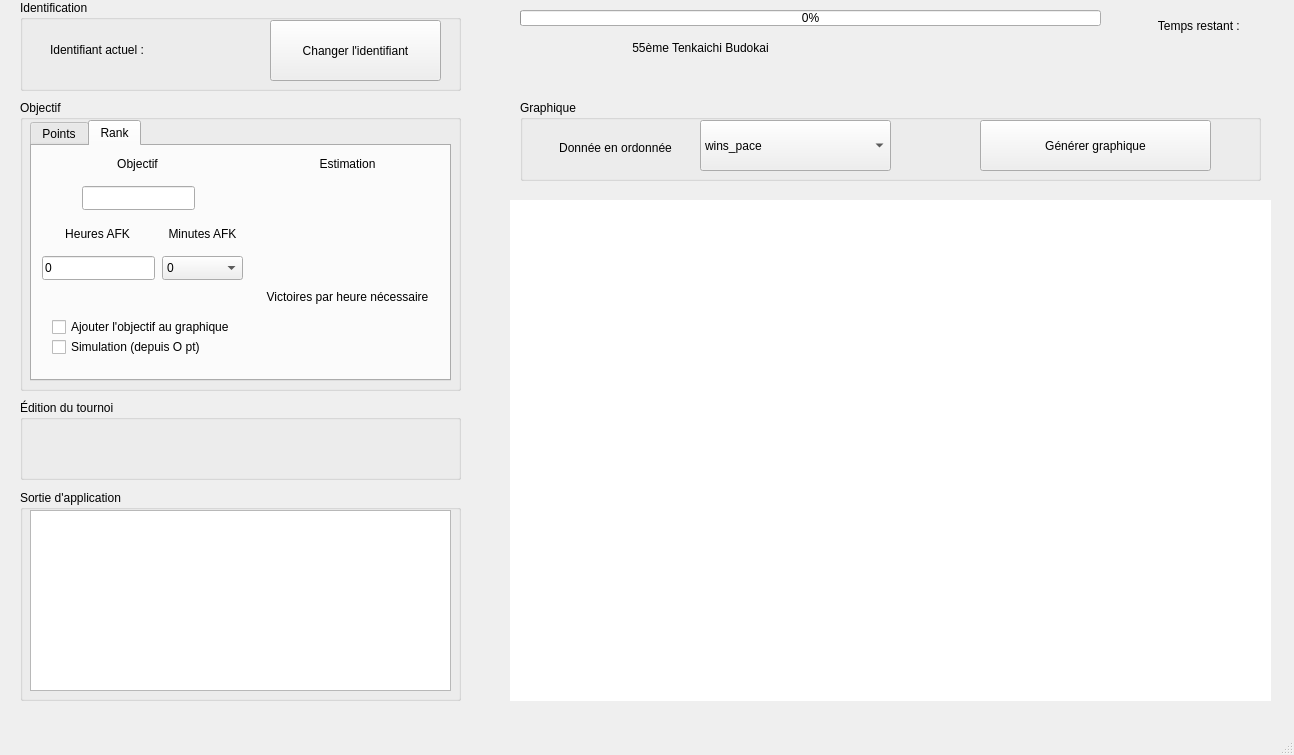
This is mainwindow.ui in darkruss48/Polar as Qt 5 draws it before an edit. The edited form follows.
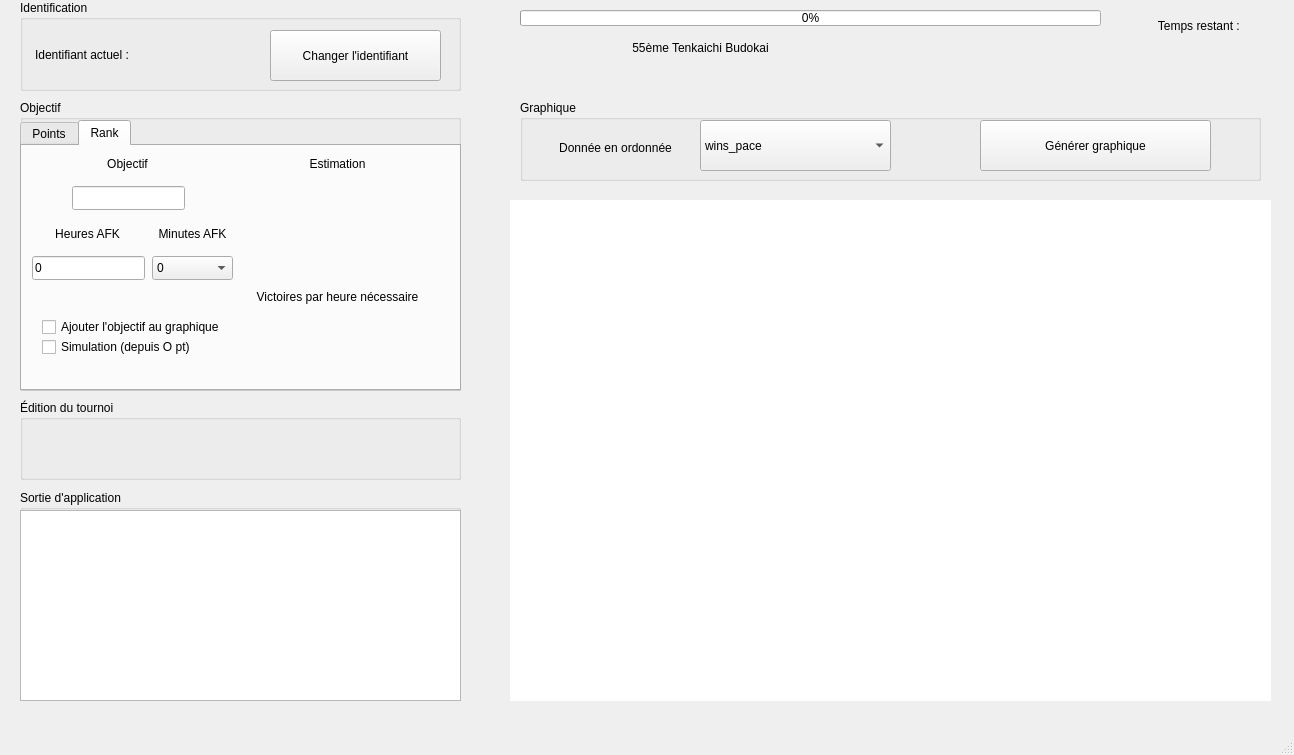
This is the edited form. The open tabs and pages were chosen to show the change.

Commit message: feat: new ui ; settings to activate that new ui

Patch:
```diff
--- a/mainwindow.ui
+++ b/mainwindow.ui
@@ -57,10 +57,10 @@
     <widget class="QTabWidget" name="tabWidget">
      <property name="geometry">
       <rect>
-       <x>10</x>
+       <x>0</x>
        <y>20</y>
-       <width>421</width>
-       <height>261</height>
+       <width>441</width>
+       <height>271</height>
       </rect>
      </property>
      <property name="currentIndex">
@@ -606,9 +606,9 @@
      <property name="geometry">
       <rect>
        <x>250</x>
-       <y>20</y>
+       <y>30</y>
        <width>171</width>
-       <height>61</height>
+       <height>51</height>
       </rect>
      </property>
      <property name="text">
@@ -616,22 +616,38 @@
      </property>
     </widget>
     <widget class="QLabel" name="label">
-     <property name="enabled">
-      <bool>true</bool>
-     </property>
      <property name="geometry">
       <rect>
-       <x>30</x>
-       <y>40</y>
-       <width>211</width>
+       <x>15</x>
+       <y>45</y>
+       <width>110</width>
        <height>20</height>
       </rect>
      </property>
-     <property name="autoFillBackground">
+     <property name="text">
+      <string>Identifiant actuel :</string>
+     </property>
+    </widget>
+    <widget class="QLineEdit" name="lineEdit_id">
+     <property name="geometry">
+      <rect>
+       <x>130</x>
+       <y>43</y>
+       <width>110</width>
+       <height>24</height>
+      </rect>
+     </property>
+     <property name="styleSheet">
+      <string notr="true">QLineEdit { background: transparent; border: none; color: inherit; font-weight: bold; } QLineEdit[readOnly=&quot;false&quot;] { background: rgba(128, 128, 128, 20); border: 1px solid #1a73e8; border-radius: 2px; padding: 2px; }</string>
+     </property>
+     <property name="frame">
       <bool>false</bool>
      </property>
-     <property name="text">
-      <string>Identifiant actuel : </string>
+     <property name="echoMode">
+      <enum>QLineEdit::EchoMode::Normal</enum>
+     </property>
+     <property name="readOnly">
+      <bool>true</bool>
      </property>
     </widget>
    </widget>
@@ -650,10 +666,10 @@
     <widget class="QTextEdit" name="boitetext">
      <property name="geometry">
       <rect>
-       <x>10</x>
+       <x>0</x>
        <y>20</y>
-       <width>421</width>
-       <height>181</height>
+       <width>441</width>
+       <height>191</height>
       </rect>
      </property>
      <property name="readOnly">
@@ -676,10 +692,10 @@
     <widget class="QWidget" name="tbEditionPicker" native="true">
      <property name="geometry">
       <rect>
-       <x>10</x>
+       <x>0</x>
        <y>20</y>
-       <width>421</width>
-       <height>51</height>
+       <width>441</width>
+       <height>61</height>
       </rect>
      </property>
      <property name="toolTip">
@@ -691,9 +707,9 @@
     <property name="geometry">
      <rect>
       <x>530</x>
-      <y>70</y>
+      <y>65</y>
       <width>331</width>
-      <height>20</height>
+      <height>40</height>
      </rect>
     </property>
     <property name="text">
```
Left out of the diff: 2 changed lines with no effect on the pictures. The commit also changes 7 other files.
